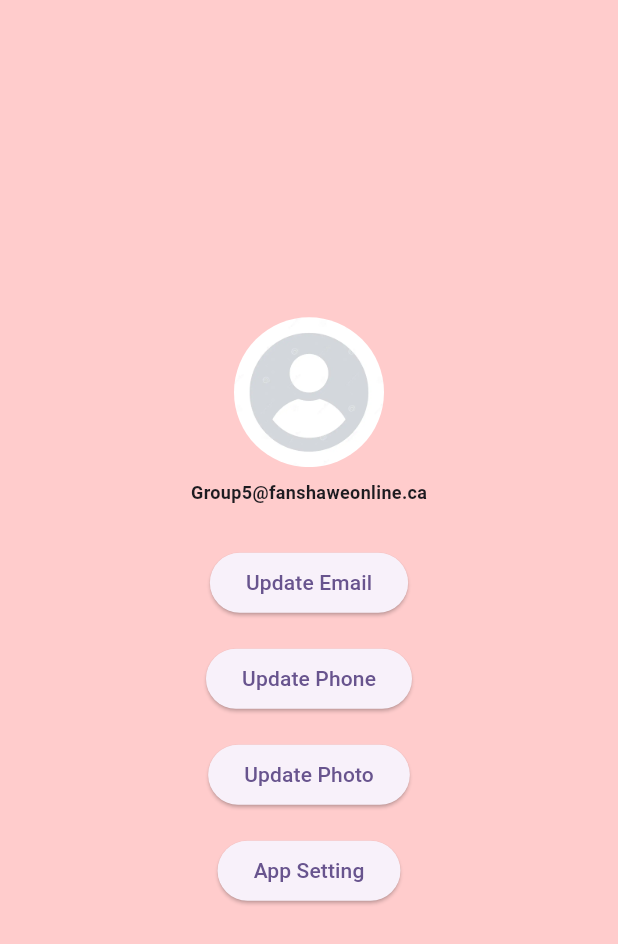
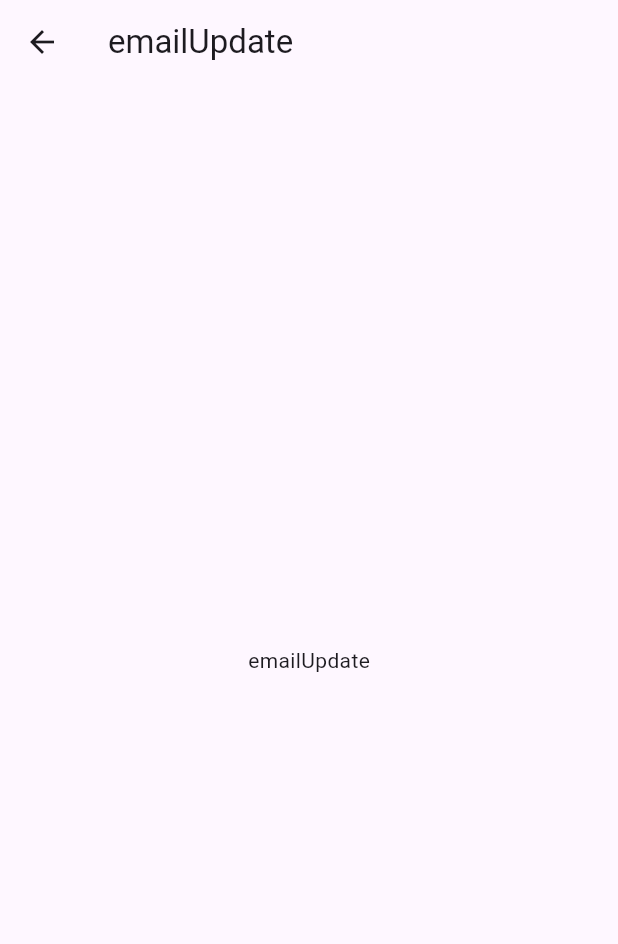
Before and after one commit to fancard-capstone/fancard-app, a Flutter app: the ProfilePage screen opened directly, after a tap on "Update Email", on a phone screen of 412 x 824 dp. Shown: the top 944 px of the screen. Run offline on Flutter 3.47's test engine with Material 2 defaults, Android fonts, the light colour scheme and no system bars.

Commit message:
different pages

```diff
--- /dev/null
+++ b/lib/emailupdate.dart
@@ -0,0 +1,27 @@
+// ignore_for_file: camel_case_types
+
+import 'package:flutter/material.dart'
+    show AppBar, BuildContext, Center, Scaffold, Text, Widget;
+// ignore: implementation_imports
+import 'package:flutter/src/widgets/framework.dart';
+
+class emailUpdate extends StatefulWidget {
+  const emailUpdate({super.key});
+
+  @override
+  State<emailUpdate> createState() => _emailUpdateState();
+}
+
+class _emailUpdateState extends State<emailUpdate> {
+  @override
+  Widget build(BuildContext context) {
+    return Scaffold(
+      appBar: AppBar(
+        title: const Text('emailUpdate'),
+      ),
+      body: const Center(
+        child: Text('emailUpdate'),
+      ),
+    );
+  }
+}
--- a/lib/profile.dart
+++ b/lib/profile.dart
@@ -1,4 +1,8 @@
+import 'appSetting.dart';
+import 'updatePhone.dart';
 import 'package:flutter/material.dart';
+import 'emailupdate.dart';
+import 'updatePhoto.dart';
 
 class ProfilePage extends StatefulWidget {
   const ProfilePage({super.key});
@@ -12,12 +16,11 @@ class _ProfilePageState extends State<ProfilePage> {
   Widget build(BuildContext context) {
     return SafeArea(
       child: Scaffold(
-        backgroundColor: const Color(0xFFFFCCCC),
+        backgroundColor: const Color.fromARGB(255, 248, 247, 247),
         body: Center(
           child: Column(
             mainAxisAlignment: MainAxisAlignment.center,
             children: [
-              // Circular image
               Container(
                 width: 100.0,
                 height: 100.0,
@@ -33,20 +36,23 @@ class _ProfilePageState extends State<ProfilePage> {
               const SizedBox(height: 8.0),
               // Email address
               const Text(
-                'Group5@fanshaweonline.ca', // Replace with the actual email address
-                style: TextStyle(fontSize: 12.0, fontWeight: FontWeight.bold),
+                'user@example.com', // Replace with the actual email address
+                style: TextStyle(fontSize: 16.0, fontWeight: FontWeight.bold),
               ),
               const SizedBox(height: 20.0),
-              // Five buttons
-              const Column(
-                mainAxisAlignment: MainAxisAlignment.center,
-                children: [
-                  CustomButton('Update Email'),
-                  CustomButton('Update Phone'),
-                  CustomButton('Update Photo'),
-                  CustomButton('App Setting'),
-                ],
-              ),
+              // Five buttons aligned vertically
+              CustomButton('Update Email', () {
+                navigateToPage(context, const emailUpdate());
+              }),
+              CustomButton('Update Phone', () {
+                navigateToPage(context, const updatePhone());
+              }),
+              CustomButton('Update Photo', () {
+                navigateToPage(context, const updatePhoto());
+              }),
+              CustomButton('App Setting', () {
+                navigateToPage(context, const appSetting());
+              }),
             ],
           ),
         ),
@@ -57,19 +63,25 @@ class _ProfilePageState extends State<ProfilePage> {
 
 class CustomButton extends StatelessWidget {
   final String buttonText;
+  final VoidCallback onPressed;
 
-  const CustomButton(this.buttonText, {super.key});
+  const CustomButton(this.buttonText, this.onPressed, {super.key});
 
   @override
   Widget build(BuildContext context) {
     return Container(
       margin: const EdgeInsets.all(8.0),
       child: ElevatedButton(
-        onPressed: () {
-          // Add your button click logic here
-        },
+        onPressed: onPressed,
         child: Text(buttonText),
       ),
     );
   }
 }
+
+void navigateToPage(BuildContext context, Widget page) {
+  Navigator.push(
+    context,
+    MaterialPageRoute(builder: (context) => page),
+  );
+}
```
Also changed, not shown: lib/appSetting.dart (added, +27 -0 lines), lib/updatePhone.dart (added, +27 -0 lines), lib/updatePhoto.dart (added, +27 -0 lines).
